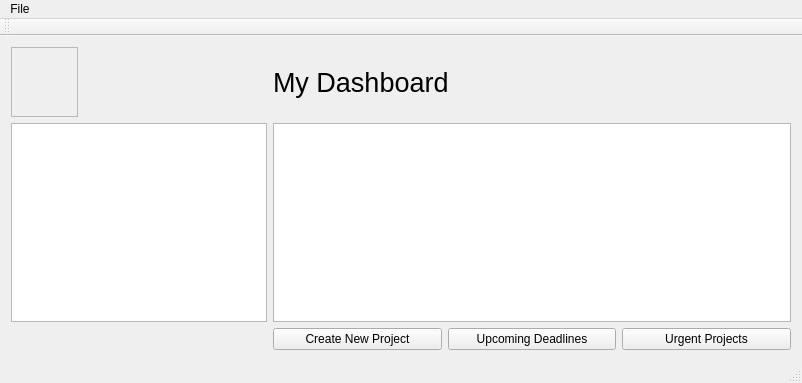
Before: the Qt Designer form mainwindow.ui in fraydaz/TaskBadger, drawn with Qt 5.
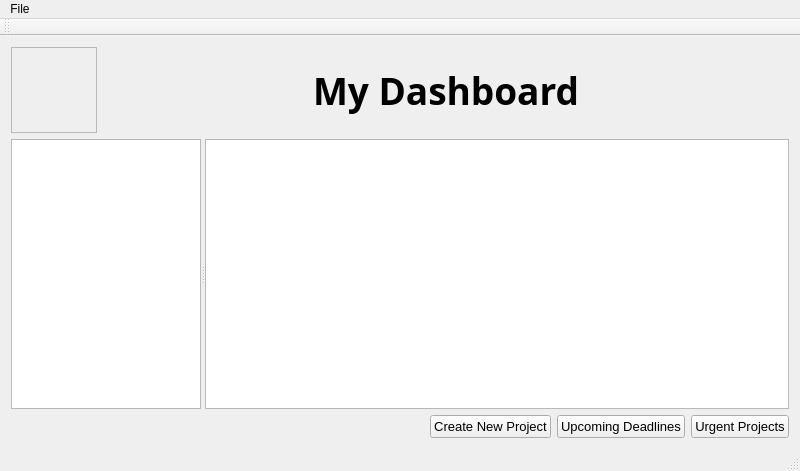
After: the same form once the commit is applied. Icons and pictures are not drawn.

Diff of the .ui file:
```diff
--- a/mainwindow.ui
+++ b/mainwindow.ui
@@ -6,8 +6,8 @@
    <rect>
     <x>0</x>
     <y>0</y>
-    <width>802</width>
-    <height>383</height>
+    <width>800</width>
+    <height>467</height>
    </rect>
   </property>
   <property name="windowTitle">
@@ -18,19 +18,24 @@
     <normaloff>:/Images/Images/TaskBadgerLogo.png</normaloff>:/Images/Images/TaskBadgerLogo.png</iconset>
   </property>
   <widget class="QWidget" name="centralWidget">
-   <layout class="QFormLayout" name="formLayout">
-    <item row="0" column="0">
+   <layout class="QVBoxLayout" name="verticalLayout">
+    <item>
+     <layout class="QHBoxLayout" name="horizontalLayout">
+      <property name="sizeConstraint">
+       <enum>QLayout::SetMinAndMaxSize</enum>
+      </property>
+      <item>
      <widget class="QFrame" name="frame">
       <property name="minimumSize">
        <size>
-        <width>67</width>
-        <height>70</height>
+          <width>86</width>
+          <height>86</height>
        </size>
       </property>
       <property name="maximumSize">
        <size>
-        <width>160</width>
-        <height>168</height>
+          <width>108</width>
+          <height>108</height>
        </size>
       </property>
       <property name="styleSheet">
@@ -44,12 +49,27 @@
       </property>
      </widget>
     </item>
-    <item row="0" column="1">
+      <item>
+       <spacer name="horizontalSpacer">
+        <property name="orientation">
+         <enum>Qt::Horizontal</enum>
+        </property>
+        <property name="sizeHint" stdset="0">
+         <size>
+          <width>40</width>
+          <height>20</height>
+         </size>
+        </property>
+       </spacer>
+      </item>
+      <item>
      <widget class="QLabel" name="label">
       <property name="font">
        <font>
-        <family>Segoe UI</family>
-        <pointsize>20</pointsize>
+          <family>MV Boli</family>
+          <pointsize>28</pointsize>
+          <weight>75</weight>
+          <bold>true</bold>
        </font>
       </property>
       <property name="text">
@@ -57,26 +77,72 @@
       </property>
      </widget>
     </item>
-    <item row="1" column="0">
+      <item>
+       <spacer name="horizontalSpacer_2">
+        <property name="orientation">
+         <enum>Qt::Horizontal</enum>
+        </property>
+        <property name="sizeHint" stdset="0">
+         <size>
+          <width>40</width>
+          <height>20</height>
+         </size>
+        </property>
+       </spacer>
+      </item>
+     </layout>
+    </item>
+    <item>
+     <widget class="QSplitter" name="splitter">
+      <property name="orientation">
+       <enum>Qt::Horizontal</enum>
+      </property>
      <widget class="QTreeView" name="treeView">
-      <property name="sortingEnabled">
-       <bool>true</bool>
-      </property>
-     </widget>
-    </item>
-    <item row="1" column="1">
+       <property name="minimumSize">
+        <size>
+         <width>0</width>
+         <height>270</height>
+        </size>
+       </property>
+       <property name="maximumSize">
+        <size>
+         <width>190</width>
+         <height>16777215</height>
+        </size>
+       </property>
+      </widget>
      <widget class="QTableView" name="tableView">
-      <property name="sortingEnabled">
-       <bool>true</bool>
-      </property>
-     </widget>
+       <property name="minimumSize">
+        <size>
+         <width>550</width>
+         <height>270</height>
+        </size>
+       </property>
+      </widget>
+     </widget>
     </item>
-    <item row="2" column="1">
-     <layout class="QVBoxLayout" name="verticalLayout">
       <item>
-       <layout class="QHBoxLayout" name="horizontalLayout">
+     <layout class="QHBoxLayout" name="horizontalLayout_2">
+      <item>
+       <spacer name="horizontalSpacer_3">
+        <property name="orientation">
+         <enum>Qt::Horizontal</enum>
+        </property>
+        <property name="sizeHint" stdset="0">
+         <size>
+          <width>40</width>
+          <height>20</height>
+         </size>
+        </property>
+       </spacer>
+      </item>
         <item>
          <widget class="QPushButton" name="createProject">
+        <property name="font">
+         <font>
+          <pointsize>10</pointsize>
+         </font>
+        </property>
           <property name="cursor">
            <cursorShape>PointingHandCursor</cursorShape>
           </property>
@@ -91,6 +157,11 @@
         </item>
         <item>
          <widget class="QPushButton" name="upcomingDeadlines">
+        <property name="font">
+         <font>
+          <pointsize>10</pointsize>
+         </font>
+        </property>
           <property name="cursor">
            <cursorShape>PointingHandCursor</cursorShape>
           </property>
@@ -105,6 +176,11 @@
         </item>
         <item>
          <widget class="QPushButton" name="urgentProjects">
+        <property name="font">
+         <font>
+          <pointsize>10</pointsize>
+         </font>
+        </property>
           <property name="cursor">
            <cursorShape>PointingHandCursor</cursorShape>
           </property>
@@ -113,11 +189,9 @@
           </property>
           <property name="icon">
            <iconset resource="myres.qrc">
-            <normaloff>:/Images/Images/icons8-high-priority-48.png</normaloff>:/Images/Images/icons8-high-priority-48.png</iconset>
-          </property>
-         </widget>
-        </item>
-       </layout>
+          <normaloff>:/Images/icons8-high-priority-48.png</normaloff>:/Images/icons8-high-priority-48.png</iconset>
+        </property>
+       </widget>
       </item>
      </layout>
     </item>
@@ -137,7 +211,7 @@
     <rect>
      <x>0</x>
      <y>0</y>
-     <width>802</width>
+     <width>800</width>
      <height>21</height>
     </rect>
    </property>
```
Left out of the diff: 8 changed lines with no effect on the pictures. Lines whose indentation alone changed are shown as unchanged.
